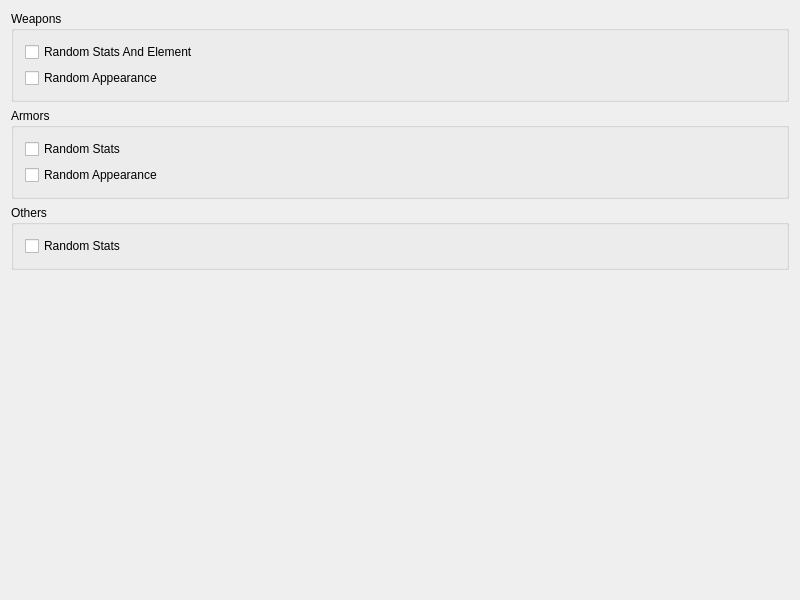
Meos4/Jade-Cocoon-Randomizer, file src/FrontendQt/EquipmentWidget.ui: the form before one commit.
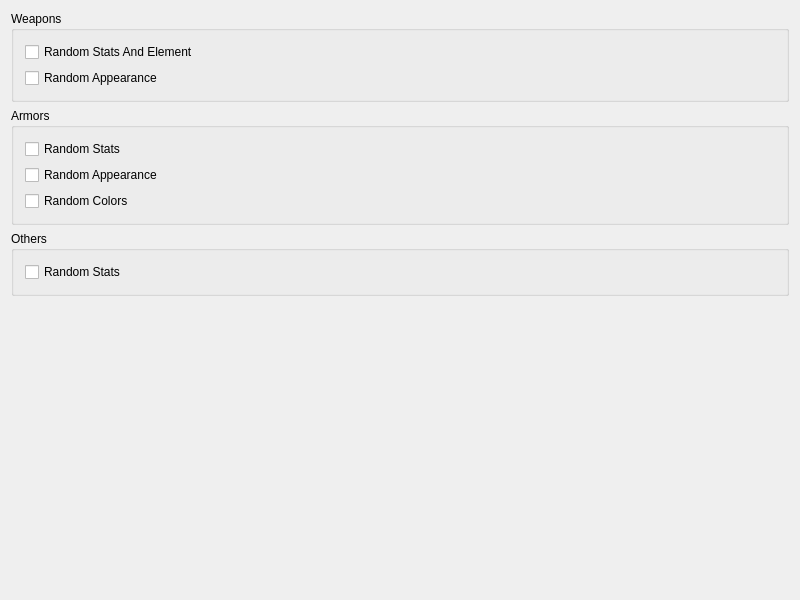
The form after the commit.

Commit message: Add armors random colors

Diff of the .ui file:
```diff
--- a/src/FrontendQt/EquipmentWidget.ui
+++ b/src/FrontendQt/EquipmentWidget.ui
@@ -34,6 +34,13 @@
         </property>
        </widget>
       </item>
+      <item>
+       <widget class="QCheckBox" name="armorsRandomColors">
+        <property name="text">
+         <string>Random Colors</string>
+        </property>
+       </widget>
+      </item>
      </layout>
     </widget>
    </item>
```
The commit also changes 8 other files.
